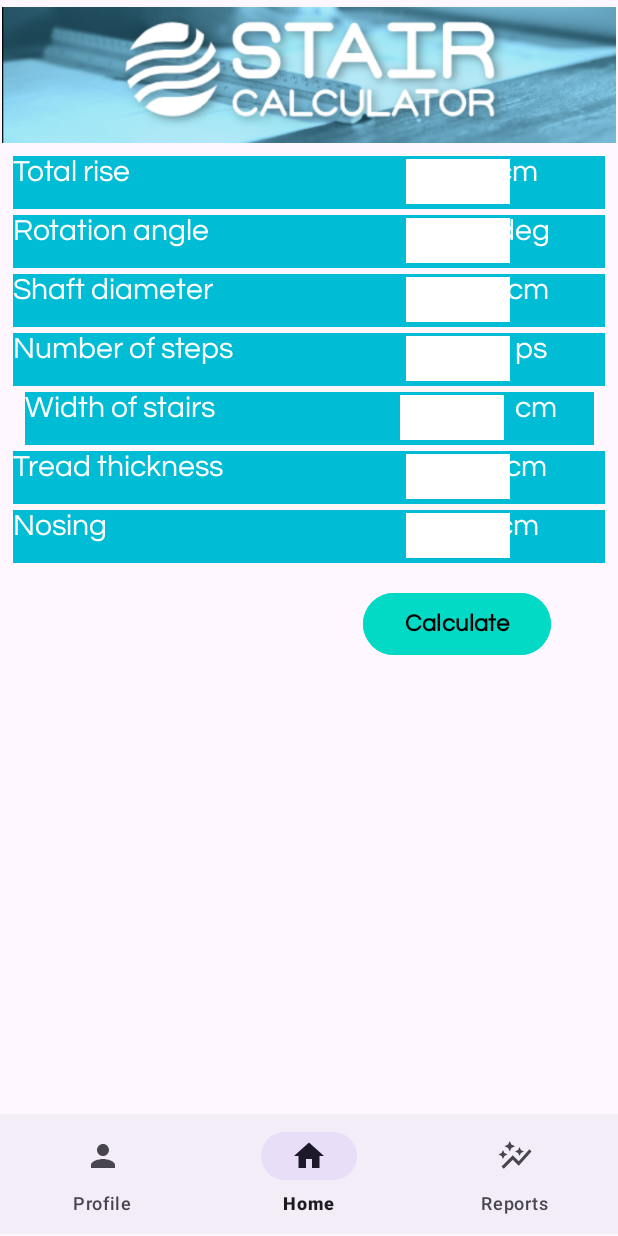
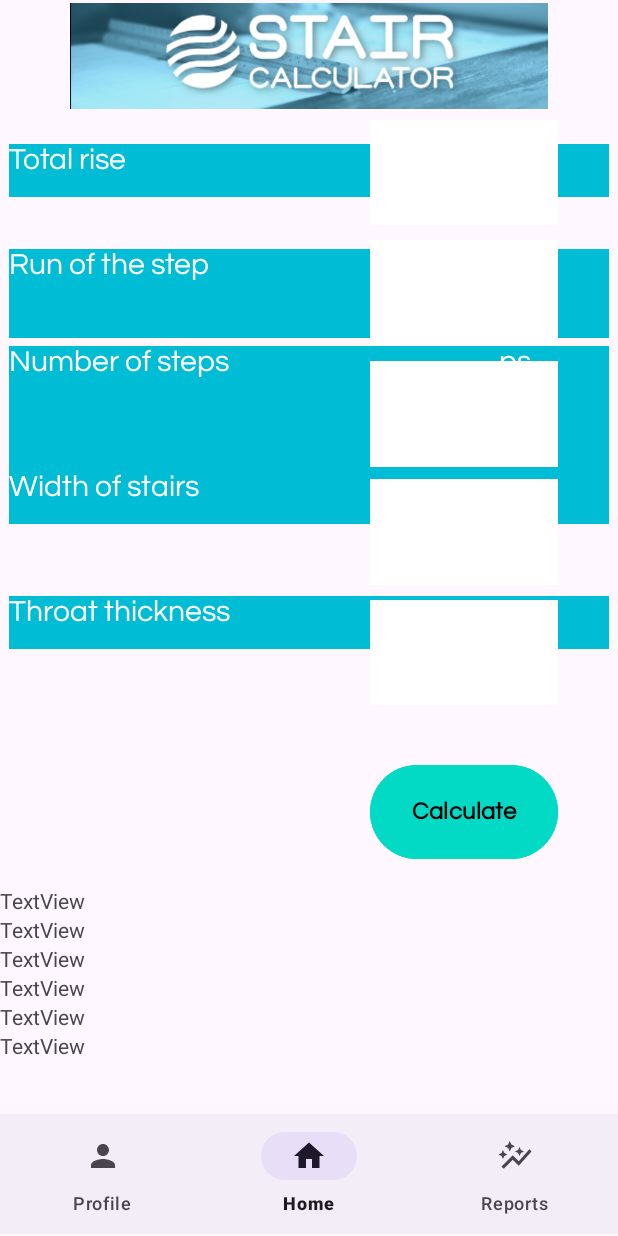
Before and after one commit to emirhanngurel/AndroidMobileAppForStructuralEngineeringDesign, an Android app: the HomeFragment screen opened directly, with no data from a screen before it, on a phone screen of 412 x 824 dp. Run offline under Robolectric (Android 15) with nearby library versions, the phone set to English and light mode, and no system bars; our stand-ins replace Firebase (no records; nobody signed in at launch, a user with empty details on screens opened directly).

Commit message:
Added calculation result

```diff
--- a/app/src/main/java/com/gema/stairreinforcement/HomeFragment.java
+++ b/app/src/main/java/com/gema/stairreinforcement/HomeFragment.java
@@ -7,58 +7,79 @@ import androidx.fragment.app.Fragment;
 import android.view.LayoutInflater;
 import android.view.View;
 import android.view.ViewGroup;
+import android.widget.Button;
 
-/**
- * A simple {@link Fragment} subclass.
- * Use the {@link HomeFragment#newInstance} factory method to
- * create an instance of this fragment.
- */
+import com.gema.stairreinforcement.databinding.FragmentHomeBinding;
+
 public class HomeFragment extends Fragment {
 
-    // TODO: Rename parameter arguments, choose names that match
-    // the fragment initialization parameters, e.g. ARG_ITEM_NUMBER
-    private static final String ARG_PARAM1 = "param1";
-    private static final String ARG_PARAM2 = "param2";
+    private FragmentHomeBinding binding;
 
-    // TODO: Rename and change types of parameters
-    private String mParam1;
-    private String mParam2;
+
+
 
     public HomeFragment() {
-        // Required empty public constructor
-    }
-
-    /**
-     * Use this factory method to create a new instance of
-     * this fragment using the provided parameters.
-     *
-     * @param param1 Parameter 1.
-     * @param param2 Parameter 2.
-     * @return A new instance of fragment HomeFragment.
-     */
-    // TODO: Rename and change types and number of parameters
-    public static HomeFragment newInstance(String param1, String param2) {
-        HomeFragment fragment = new HomeFragment();
-        Bundle args = new Bundle();
-        args.putString(ARG_PARAM1, param1);
-        args.putString(ARG_PARAM2, param2);
-        fragment.setArguments(args);
-        return fragment;
     }
 
     @Override
     public void onCreate(Bundle savedInstanceState) {
         super.onCreate(savedInstanceState);
-        if (getArguments() != null) {
-            mParam1 = getArguments().getString(ARG_PARAM1);
-            mParam2 = getArguments().getString(ARG_PARAM2);
-        }
+
     }
 
     @Override
     public View onCreateView(LayoutInflater inflater, ViewGroup container,
                              Bundle savedInstanceState) {
-        // Inflate the layout for this fragment
-        return inflater.inflate(R.layout.fragment_home, container, false);
+        binding = FragmentHomeBinding.inflate(inflater,container,false);
+        View view = binding.getRoot();
+
+        Button calculateButton = (Button) binding.calculate;
+        calculateButton.setOnClickListener(v -> {
+            int numOfSteps = Integer.parseInt(binding.numOfSteps.getText().toString());
+            int rise = Integer.parseInt(binding.rise.getText().toString());
+            int runOfStep = Integer.parseInt(binding.run.getText().toString());
+            int widthOfStair = Integer.parseInt(binding.width.getText().toString());
+            int thickness = Integer.parseInt(binding.thickness.getText().toString());
+
+            int tru = runOfStep * numOfSteps; // Total Run
+            int tri = rise * numOfSteps; // Total Rise
+            int amount = rise / runOfStep;
+            double rad = Math.atan(amount);
+            double ss = rad * 180/Math.PI; // Stair slope
+            double meter;
+            double yard;
+            double feet;
+
+            if(numOfSteps == 1){
+                double cal = rise*runOfStep*widthOfStair; // mm3
+                feet = cal * 0.0000000353146667214886; // ft3
+                yard = cal* 0.00000000130795061931439; //yd3
+                meter = cal * 0.000000001; //m3
+            }
+            else{
+                int i = (numOfSteps - 1) + rise * runOfStep * widthOfStair;
+                double cal0 = (rise * runOfStep * widthOfStair)/2;
+                double cal1 = Math.sqrt(rise*rise + runOfStep*runOfStep)*widthOfStair*thickness;
+                double cal2 = (numOfSteps-1)+rise*runOfStep*widthOfStair;
+                double total = cal0 + cal1 * cal2;
+                feet = total * 0.0000000353146667214886; // ft3;
+                yard = total * 0.00000000130795061931439; //yd3
+                meter = total * 0.000000001; //m3
+            }
+            binding.totalRise.setText(Integer.toString(tri));
+            binding.totalRun.setText(Integer.toString(tru));
+            binding.stairSlope.setText(Double.toString(ss));
+            binding.cubicMeter.setText(Double.toString(meter));
+            binding.cubicFeet.setText(Double.toString(feet));
+            binding.cubicYards.setText(Double.toString(yard));
+        });
+
+
+
+
+
+
+        return view;
+
     }
 }
--- a/app/src/main/java/com/gema/stairreinforcement/HomePage.java
+++ b/app/src/main/java/com/gema/stairreinforcement/HomePage.java
@@ -7,6 +7,7 @@ import androidx.fragment.app.FragmentTransaction;
 
 import android.os.Bundle;
 import android.view.View;
+import android.widget.EditText;
 
 import com.gema.stairreinforcement.databinding.ActivityMainPageBinding;
 import com.google.android.material.bottomnavigation.BottomNavigationView;
@@ -48,6 +49,8 @@ public class HomePage extends AppCompatActivity {
         });
 
 
+
+
     }
 
     private void replaceFragment(Fragment fragment){
@@ -57,4 +60,17 @@ public class HomePage extends AppCompatActivity {
         fragmentTransaction.commit();
     }
 
+    public void calculate(View v){
+        /*
+        int num = Integer.parseInt(binding.numOfSteps.getText().toString());
+        double rise = Double.parseDouble(binding.rise.getText().toString());
+        double run = Double.parseDouble(binding.run.getText().toString());
+        double width = Double.parseDouble(binding.width.getText().toString());
+        */
+
+
+    }
+
+
+
 }
--- a/app/src/main/java/com/gema/stairreinforcement/MainActivity.java
+++ b/app/src/main/java/com/gema/stairreinforcement/MainActivity.java
@@ -21,8 +21,11 @@ public class MainActivity extends AppCompatActivity {
             @Override
             public void run() {
                 startActivity(new Intent(MainActivity.this, SignOn.class));
+                finish();
             }
-        },2000
+
+            },1500
+
         );
 
 
--- a/app/src/main/java/com/gema/stairreinforcement/ProfileFragment.java
+++ b/app/src/main/java/com/gema/stairreinforcement/ProfileFragment.java
@@ -32,8 +32,6 @@ public class ProfileFragment extends Fragment {
     public ProfileFragment() {
         // Required empty public constructor
     }
-
-    // TODO: Rename and change types and number of parameters
 
     @Override
     public void onCreate(Bundle savedInstanceState) {
--- /dev/null
+++ b/app/src/main/res/drawable/navigation_view_colored.xml
@@ -0,0 +1,5 @@
+<?xml version="1.0" encoding="utf-8"?>
+<selector xmlns:android="http://schemas.android.com/apk/res/android">
+    <item android:state_checked="false" android:color="@color/design_default_color_on_secondary" />
+    <item android:state_checked="true" android:color="@color/design_default_color_on_primary" />
+</selector>
--- a/app/src/main/res/layout/activity_main_page.xml
+++ b/app/src/main/res/layout/activity_main_page.xml
@@ -2,6 +2,7 @@
 <androidx.constraintlayout.widget.ConstraintLayout xmlns:android="http://schemas.android.com/apk/res/android"
     xmlns:app="http://schemas.android.com/apk/res-auto"
     xmlns:tools="http://schemas.android.com/tools"
+    android:id="@+id/constraintLayout2"
     android:layout_width="match_parent"
     android:layout_height="match_parent"
     tools:context=".HomePage">
@@ -16,22 +17,6 @@
         app:layout_constraintEnd_toEndOf="parent"
         app:layout_constraintHorizontal_bias="0.0"
         app:layout_constraintStart_toStartOf="parent"
-        app:layout_constraintTop_toBottomOf="@+id/constraintLayout2"
-        app:menu="@menu/bottom_nav_menu"
-        />
+        app:menu="@menu/bottom_nav_menu" />
 
-    <androidx.constraintlayout.widget.ConstraintLayout
-        android:id="@+id/constraintLayout2"
-        android:layout_width="0dp"
-        android:layout_height="0dp"
-        android:layout_marginStart="1dp"
-        android:layout_marginTop="1dp"
-        android:layout_marginEnd="1dp"
-        android:layout_marginBottom="1dp"
-        app:layout_constraintBottom_toTopOf="@+id/bottomNavigationView"
-        app:layout_constraintEnd_toEndOf="parent"
-        app:layout_constraintStart_toStartOf="parent"
-        app:layout_constraintTop_toTopOf="parent">
-
-    </androidx.constraintlayout.widget.ConstraintLayout>
 </androidx.constraintlayout.widget.ConstraintLayout>
--- a/app/src/main/res/layout/fragment_home.xml
+++ b/app/src/main/res/layout/fragment_home.xml
@@ -10,254 +10,238 @@
 
     <ImageView
         android:id="@+id/imageView2"
-        android:layout_width="409dp"
-        android:layout_height="97dp"
-        app:srcCompat="@drawable/ekran_resmi_2023_04_24_17_28_25"
-        tools:ignore="MissingConstraints"
-        tools:layout_editor_absoluteX="-8dp"
-        tools:layout_editor_absoluteY="3dp" />
-
-    <TextView
-        android:id="@+id/textView26"
         android:layout_width="0dp"
-        android:layout_height="35dp"
-        android:layout_marginStart="7dp"
-        android:layout_marginTop="4dp"
-        android:layout_marginEnd="7dp"
-        android:background="#00BCD4"
-        android:elegantTextHeight="true"
-        android:fontFamily="@font/questrial"
-        android:text="Nosing                                                                 cm   "
-        android:textAllCaps="false"
-        android:textColor="@color/white"
-        android:textSize="20sp"
+        android:layout_height="0dp"
+        android:layout_marginTop="2dp"
+        android:layout_marginBottom="7dp"
+        app:layout_constraintBottom_toTopOf="@+id/rise"
         app:layout_constraintEnd_toEndOf="parent"
         app:layout_constraintStart_toStartOf="parent"
-        app:layout_constraintTop_toBottomOf="@+id/textView25" />
-
-    <TextView
-        android:id="@+id/textView18"
-        android:layout_width="69dp"
-        android:layout_height="0dp"
-        android:layout_marginTop="2dp"
-        android:layout_marginBottom="3dp"
-        android:background="@color/white"
-        android:inputType="number"
-        app:layout_constraintBottom_toBottomOf="@+id/textView26"
-        app:layout_constraintEnd_toEndOf="@+id/textView26"
-        app:layout_constraintHorizontal_bias="0.806"
-        app:layout_constraintStart_toStartOf="@+id/textView26"
-        app:layout_constraintTop_toTopOf="@+id/textView26"
-        app:layout_constraintVertical_bias="1.0" />
+        app:layout_constraintTop_toTopOf="parent"
+        app:srcCompat="@drawable/ekran_resmi_2023_04_24_17_28_25"
+        tools:ignore="MissingConstraints" />
 
     <TextView
         android:id="@+id/textView25"
         android:layout_width="0dp"
         android:layout_height="35dp"
-        android:layout_marginStart="7dp"
-        android:layout_marginTop="4dp"
-        android:layout_marginEnd="7dp"
+        android:layout_marginStart="6dp"
+        android:layout_marginTop="38dp"
+        android:layout_marginEnd="6dp"
+        android:layout_marginBottom="33dp"
         android:background="#00BCD4"
         android:elegantTextHeight="true"
         android:fontFamily="@font/questrial"
-        android:text="Tread thickness                                               cm"
+        android:text="Throat thickness                                             mm"
         android:textColor="@color/white"
         android:textSize="20sp"
+        app:layout_constraintBottom_toTopOf="@+id/calculate"
         app:layout_constraintEnd_toEndOf="parent"
         app:layout_constraintStart_toStartOf="parent"
-        app:layout_constraintTop_toBottomOf="@+id/textView24" />
+        app:layout_constraintTop_toTopOf="@+id/width" />
 
-    <TextView
-        android:id="@+id/textView17"
-        android:layout_width="69dp"
+    <EditText
+        android:id="@+id/thickness"
+        android:layout_width="0dp"
         android:layout_height="0dp"
-        android:layout_marginTop="2dp"
-        android:layout_marginBottom="3dp"
+        android:layout_marginBottom="36dp"
         android:background="@color/white"
         android:inputType="number"
-        app:layout_constraintBottom_toBottomOf="@+id/textView25"
-        app:layout_constraintEnd_toEndOf="@+id/textView25"
-        app:layout_constraintHorizontal_bias="0.806"
-        app:layout_constraintStart_toStartOf="@+id/textView25"
-        app:layout_constraintTop_toTopOf="@+id/textView25"
-        app:layout_constraintVertical_bias="0.0" />
+        app:layout_constraintBottom_toTopOf="@+id/calculate"
+        app:layout_constraintEnd_toEndOf="@+id/calculate"
+        app:layout_constraintStart_toStartOf="@+id/calculate"
+        app:layout_constraintTop_toBottomOf="@+id/width" />
 
     <TextView
         android:id="@+id/textView24"
-        android:layout_width="379dp"
+        android:layout_width="0dp"
         android:layout_height="35dp"
-        android:layout_marginStart="7dp"
-        android:layout_marginTop="4dp"
-        android:layout_marginEnd="7dp"
+        android:layout_marginStart="6dp"
+        android:layout_marginTop="39dp"
+        android:layout_marginEnd="6dp"
+        android:layout_marginBottom="39dp"
         android:background="#00BCD4"
         android:elegantTextHeight="true"
         android:fontFamily="@font/questrial"
-        android:text="Width of stairs                                                  cm            "
+        android:text="Width of stairs                                                  mm            "
         android:textColor="@color/white"
         android:textSize="20sp"
+        app:layout_constraintBottom_toBottomOf="@+id/textView25"
         app:layout_constraintEnd_toEndOf="parent"
         app:layout_constraintStart_toStartOf="parent"
-        app:layout_constraintTop_toBottomOf="@+id/textView23" />
+        app:layout_constraintTop_toTopOf="@+id/textView23" />
 
-    <TextView
-        android:id="@+id/textView16"
-        android:layout_width="69dp"
+    <EditText
+        android:id="@+id/width"
+        android:layout_width="0dp"
         android:layout_height="0dp"
-        android:layout_marginTop="2dp"
-        android:layout_marginBottom="3dp"
+        android:layout_marginBottom="10dp"
         android:background="@color/white"
         android:inputType="number"
-        app:layout_constraintBottom_toBottomOf="@+id/textView24"
-        app:layout_constraintEnd_toEndOf="@+id/textView24"
-        app:layout_constraintHorizontal_bias="0.806"
-        app:layout_constraintStart_toStartOf="@+id/textView24"
-        app:layout_constraintTop_toTopOf="@+id/textView24"
-        app:layout_constraintVertical_bias="1.0" />
+        app:layout_constraintBottom_toTopOf="@+id/thickness"
+        app:layout_constraintEnd_toEndOf="@+id/thickness"
+        app:layout_constraintStart_toStartOf="@+id/thickness"
+        app:layout_constraintTop_toBottomOf="@+id/numOfSteps" />
 
     <TextView
         android:id="@+id/textView23"
         android:layout_width="0dp"
-        android:layout_height="35dp"
-        android:layout_marginStart="7dp"
-        android:layout_marginTop="4dp"
-        android:layout_marginEnd="7dp"
+        android:layout_height="0dp"
+        android:layout_marginStart="6dp"
+        android:layout_marginTop="5dp"
+        android:layout_marginEnd="6dp"
+        android:layout_marginBottom="5dp"
         android:background="#00BCD4"
         android:elegantTextHeight="true"
         android:fontFamily="@font/questrial"
-        android:text="Number of steps                                               ps"
+        android:text="Number of steps                                             ps"
         android:textColor="@color/white"
         android:textSize="20sp"
+        app:layout_constraintBottom_toTopOf="@+id/width"
         app:layout_constraintEnd_toEndOf="parent"
         app:layout_constraintStart_toStartOf="parent"
         app:layout_constraintTop_toBottomOf="@+id/textView22"
         tools:ignore="MissingConstraints" />
 
-    <TextView
-        android:id="@+id/textView14"
-        android:layout_width="69dp"
+    <EditText
+        android:id="@+id/numOfSteps"
+        android:layout_width="0dp"
         android:layout_height="0dp"
-        android:layout_marginTop="2dp"
-        android:layout_marginBottom="3dp"
+        android:layout_marginBottom="8dp"
         android:background="@color/white"
         android:inputType="number"
-        app:layout_constraintBottom_toBottomOf="@+id/textView23"
-        app:layout_constraintEnd_toEndOf="@+id/textView23"
-        app:layout_constraintHorizontal_bias="0.806"
-        app:layout_constraintStart_toStartOf="@+id/textView23"
-        app:layout_constraintTop_toTopOf="@+id/textView23"
-        app:layout_constraintVertical_bias="0.0" />
+        app:layout_constraintBottom_toTopOf="@+id/width"
+        app:layout_constraintEnd_toEndOf="@+id/width"
+        app:layout_constraintStart_toStartOf="@+id/width"
+        app:layout_constraintTop_toBottomOf="@+id/run" />
 
     <TextView
         android:id="@+id/textView22"
         android:layout_width="0dp"
-        android:layout_height="35dp"
-        android:layout_marginStart="7dp"
-        android:layout_marginTop="4dp"
-        android:layout_marginEnd="7dp"
+        android:layout_height="59dp"
+        android:layout_marginStart="6dp"
+        android:layout_marginTop="45dp"
+        android:layout_marginEnd="6dp"
+        android:layout_marginBottom="45dp"
         android:background="#00BCD4"
         android:elegantTextHeight="true"
         android:fontFamily="@font/questrial"
-        android:text="Shaft diameter                                                 cm            "
+        android:text="Run of the step                                                mm            "
         android:textColor="@color/white"
         android:textSize="20sp"
+        app:layout_constraintBottom_toTopOf="@+id/width"
         app:layout_constraintEnd_toEndOf="parent"
         app:layout_constraintStart_toStartOf="parent"
-        app:layout_constraintTop_toBottomOf="@+id/textView15" />
+        app:layout_constraintTop_toBottomOf="@+id/imageView2" />
 
-    <TextView
-        android:id="@+id/textView13"
-        android:layout_width="69dp"
+    <EditText
+        android:id="@+id/run"
+        android:layout_width="0dp"
         android:layout_height="0dp"
-        android:layout_marginTop="2dp"
-        android:layout_marginBottom="3dp"
+        android:layout_marginBottom="10dp"
         android:background="@color/white"
         android:inputType="number"
-        app:layout_constraintBottom_toBottomOf="@+id/textView22"
-        app:layout_constraintEnd_toEndOf="@+id/textView22"
-        app:layout_constraintHorizontal_bias="0.806"
-        app:layout_constraintStart_toStartOf="@+id/textView22"
-        app:layout_constraintTop_toTopOf="@+id/textView22" />
-
-    <TextView
-        android:id="@+id/textView15"
-        android:layout_width="0dp"
-        android:layout_height="35dp"
-        android:layout_marginStart="7dp"
-        android:layout_marginTop="4dp"
-        android:layout_marginEnd="7dp"
-        android:background="#00BCD4"
-        android:elegantTextHeight="true"
-        android:fontFamily="@font/questrial"
-        android:text="Rotation angle                                                deg  "
-        android:textColor="@color/white"
-        android:textSize="20sp"
-        app:layout_constraintEnd_toEndOf="parent"
-        app:layout_constraintStart_toStartOf="parent"
-        app:layout_constraintTop_toBottomOf="@+id/textView9" />
-
-    <TextView
-        android:id="@+id/textView7"
-        android:layout_width="69dp"
-        android:layout_height="0dp"
-        android:layout_marginTop="2dp"
-        android:layout_marginBottom="3dp"
-        android:background="@color/white"
-        android:inputType="number"
-        app:layout_constraintBottom_toBottomOf="@+id/textView15"
-        app:layout_constraintEnd_toEndOf="@+id/textView15"
-        app:layout_constraintHorizontal_bias="0.806"
-        app:layout_constraintStart_toStartOf="@+id/textView15"
-        app:layout_constraintTop_toTopOf="@+id/textView15"
-        app:layout_constraintVertical_bias="0.0" />
+        app:layout_constraintBottom_toTopOf="@+id/numOfSteps"
+        app:layout_constraintEnd_toEndOf="@+id/numOfSteps"
+        app:layout_constraintStart_toStartOf="@+id/numOfSteps"
+        app:layout_constraintTop_toBottomOf="@+id/rise" />
 
     <TextView
         android:id="@+id/textView9"
         android:layout_width="0dp"
         android:layout_height="35dp"
-        android:layout_marginStart="7dp"
-        android:layout_marginTop="5dp"
-        android:layout_marginEnd="7dp"
+        android:layout_marginStart="6dp"
+        android:layout_marginTop="64dp"
+        android:layout_marginEnd="6dp"
+        android:layout_marginBottom="64dp"
         android:background="#00BCD4"
         android:elegantTextHeight="true"
         android:fontFamily="@font/questrial"
         android:freezesText="false"
         android:inputType="number"
-        android:text="Total rise                                                             cm"
+        android:text="Total rise                                                             mm"
         android:textColor="@color/white"
         android:textSize="20sp"
+        app:layout_constraintBottom_toBottomOf="@+id/textView22"
         app:layout_constraintEnd_toEndOf="parent"
         app:layout_constraintStart_toStartOf="parent"
-        app:layout_constraintTop_toBottomOf="@+id/imageView2"
+        app:layout_constraintTop_toTopOf="@+id/imageView2"
         tools:ignore="MissingConstraints" />
 
-    <TextView
-        android:id="@+id/textView5"
-        android:layout_width="69dp"
+    <EditText
+        android:id="@+id/rise"
+        android:layout_width="0dp"
         android:layout_height="0dp"
-        android:layout_marginTop="2dp"
-        android:layout_marginBottom="3dp"
+        android:layout_marginBottom="10dp"
         android:background="@color/white"
-        app:layout_constraintBottom_toBottomOf="@+id/textView9"
-        app:layout_constraintEnd_toEndOf="@+id/textView9"
-        app:layout_constraintHorizontal_bias="0.806"
-        app:layout_constraintStart_toStartOf="@+id/textView9"
-        app:layout_constraintTop_toTopOf="@+id/textView9"
-        app:layout_constraintVertical_bias="1.0" />
+        android:inputType="number"
+        app:layout_constraintBottom_toTopOf="@+id/run"
+        app:layout_constraintEnd_toEndOf="@+id/run"
+        app:layout_constraintStart_toStartOf="@+id/run"
+        app:layout_constraintTop_toBottomOf="@+id/imageView2" />
 
     <Button
-        android:id="@+id/button"
+        android:id="@+id/calculate"
         android:layout_width="125dp"
-        android:layout_height="49dp"
-        android:layout_marginTop="16dp"
+        android:layout_height="0dp"
+        android:layout_marginEnd="40dp"
+        android:layout_marginBottom="14dp"
         android:backgroundTint="@color/design_default_color_secondary"
         android:fontFamily="@font/questrial"
         android:text="Calculate"
         android:textColor="@color/black"
         android:textSize="16sp"
         android:textStyle="bold"
+        app:layout_constraintBottom_toTopOf="@+id/linearLayout"
+        app:layout_constraintEnd_toEndOf="@+id/linearLayout"
+        app:layout_constraintTop_toBottomOf="@+id/thickness" />
+
+    <LinearLayout
+        android:id="@+id/linearLayout"
+        android:layout_width="0dp"
+        android:layout_height="120dp"
+        android:layout_marginBottom="113dp"
+        android:orientation="vertical"
+        app:layout_constraintBottom_toBottomOf="parent"
         app:layout_constraintEnd_toEndOf="parent"
-        app:layout_constraintHorizontal_bias="0.847"
         app:layout_constraintStart_toStartOf="parent"
-        app:layout_constraintTop_toBottomOf="@+id/textView26" />
+        app:layout_constraintTop_toBottomOf="@+id/calculate">
+
+        <TextView
+            android:id="@+id/cubicFeet"
+            android:layout_width="wrap_content"
+            android:layout_height="wrap_content"
+            android:text="TextView" />
+
+        <TextView
+            android:id="@+id/cubicYards"
+            android:layout_width="wrap_content"
+            android:layout_height="wrap_content"
+            android:text="TextView" />
+
+        <TextView
+            android:id="@+id/cubicMeter"
+            android:layout_width="wrap_content"
+            android:layout_height="wrap_content"
+            android:text="TextView" />
+
+        <TextView
+            android:id="@+id/totalRun"
+            android:layout_width="wrap_content"
+            android:layout_height="wrap_content"
+            android:text="TextView" />
+
+        <TextView
+            android:id="@+id/totalRise"
+            android:layout_width="wrap_content"
+            android:layout_height="wrap_content"
+            android:text="TextView" />
+
+        <TextView
+            android:id="@+id/stairSlope"
+            android:layout_width="wrap_content"
+            android:layout_height="wrap_content"
+            android:text="TextView" />
+    </LinearLayout>
 
 </androidx.constraintlayout.widget.ConstraintLayout>
--- a/app/src/main/res/menu/bottom_nav_menu.xml
+++ b/app/src/main/res/menu/bottom_nav_menu.xml
@@ -1,6 +1,5 @@
 <?xml version="1.0" encoding="utf-8"?>
 <menu xmlns:android="http://schemas.android.com/apk/res/android">
-
     <item android:title="Profile"
         android:icon="@drawable/baseline_person_24"
         android:id="@+id/profile"/>
--- a/app/src/main/res/values/themes.xml
+++ b/app/src/main/res/values/themes.xml
@@ -2,8 +2,8 @@
     <!-- Base application theme. -->
     <style name="Theme.StairReinforcementCalculator" parent="Theme.Material3.Light.NoActionBar">
         <!-- Primary brand color. -->
-        <item name="colorPrimary">@color/purple_500</item>
-        <item name="colorPrimaryVariant">@color/purple_700</item>
+        <item name="colorPrimary">@color/teal_700</item>
+        <item name="colorPrimaryVariant">#43B9AE</item>
         <item name="colorOnPrimary">@color/white</item>
         <!-- Secondary brand color. -->
         <item name="colorSecondary">@color/teal_200</item>
```
